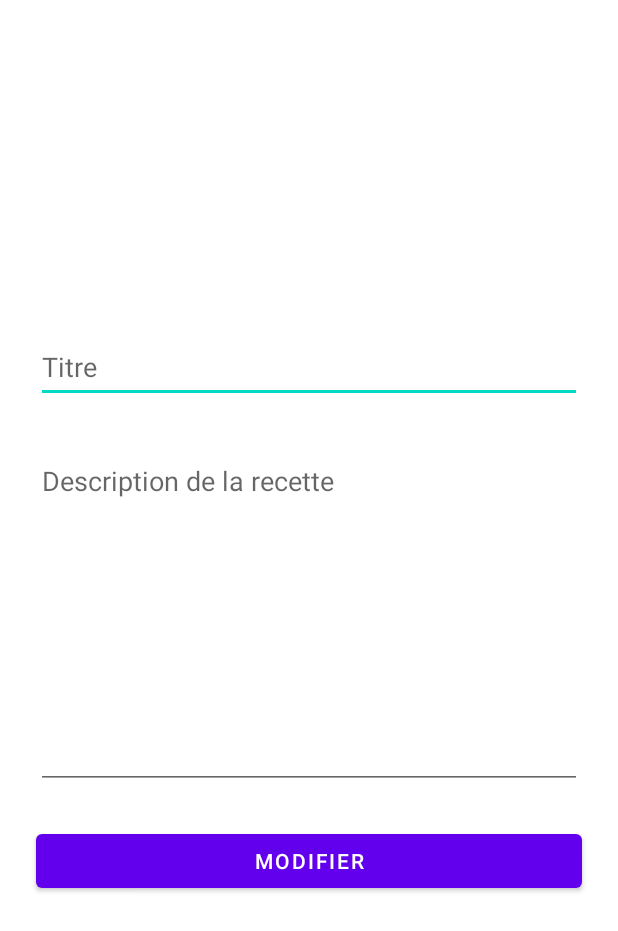
After one commit to OdArthur/LesRecettesDuPetitEtudiant, an Android app: the layout activity_edit_recipe.xml on its own in the app's theme, with its tools: preview values and no code run, on a phone screen of 412 x 824 dp. The commit adds this screen. Shown: the top 931 px of the screen. Run offline under Robolectric (Android 15) with nearby library versions, the phone set to English and light mode, and no system bars.

Commit message:
Adding Edit Recipe page
Update show recipe page to add button to go to edit recipe
Adding recipe Edit page
Adding Fav slider to put a recipe as favorite

```diff
--- /dev/null
+++ b/app/src/main/res/layout/activity_edit_recipe.xml
@@ -0,0 +1,55 @@
+<?xml version="1.0" encoding="utf-8"?>
+<androidx.constraintlayout.widget.ConstraintLayout xmlns:android="http://schemas.android.com/apk/res/android"
+    xmlns:app="http://schemas.android.com/apk/res-auto"
+    xmlns:tools="http://schemas.android.com/tools"
+    android:layout_width="match_parent"
+    android:layout_height="match_parent"
+    tools:context=".EditRecipe">
+
+    <EditText
+        android:id="@+id/recipeTitle"
+        android:layout_width="0dp"
+        android:layout_height="wrap_content"
+        android:layout_marginStart="24dp"
+        android:layout_marginEnd="24dp"
+        android:layout_marginBottom="8dp"
+        android:ems="10"
+        android:hint="Titre"
+        android:inputType="textPersonName"
+        android:minHeight="48dp"
+        app:layout_constraintBottom_toTopOf="@+id/recipeDescription"
+        app:layout_constraintEnd_toEndOf="parent"
+        app:layout_constraintHorizontal_bias="0.0"
+        app:layout_constraintStart_toStartOf="parent"
+        app:layout_constraintTop_toTopOf="parent"
+        app:layout_constraintVertical_bias="0.913" />
+
+    <EditText
+        android:id="@+id/recipeDescription"
+        android:layout_width="match_parent"
+        android:layout_height="228dp"
+        android:layout_marginStart="24dp"
+        android:layout_marginEnd="24dp"
+        android:ems="10"
+        android:gravity="start|top"
+        android:hint="Description de la recette"
+        android:inputType="textMultiLine"
+        app:layout_constraintBottom_toBottomOf="parent"
+        app:layout_constraintEnd_toEndOf="parent"
+        app:layout_constraintStart_toStartOf="parent"
+        app:layout_constraintTop_toTopOf="parent" />
+
+    <Button
+        android:id="@+id/BTNEdit"
+        android:layout_width="0dp"
+        android:layout_height="wrap_content"
+        android:layout_marginStart="24dp"
+        android:layout_marginTop="24dp"
+        android:layout_marginEnd="24dp"
+        android:text="Modifier"
+
+        app:layout_constraintEnd_toEndOf="parent"
+        app:layout_constraintHorizontal_bias="0.0"
+        app:layout_constraintStart_toStartOf="parent"
+        app:layout_constraintTop_toBottomOf="@+id/recipeDescription" />
+</androidx.constraintlayout.widget.ConstraintLayout>
```
Also changed, not shown: app/src/main/AndroidManifest.xml (+7 -0 lines), app/src/main/java/com/example/lesrecettesdupetitetudiant/EditRecipe.kt (added, +42 -0 lines), app/src/main/java/com/example/lesrecettesdupetitetudiant/MaBDHelper.kt (+21 -1 lines), app/src/main/java/com/example/lesrecettesdupetitetudiant/ShowRecipe.kt (+33 -2 lines), app/src/main/res/layout/activity_show_recipe.xml (+25 -4 lines).
